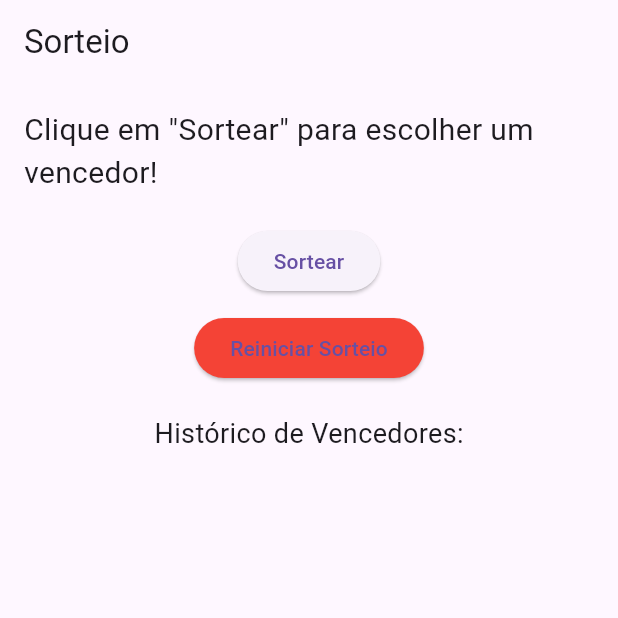
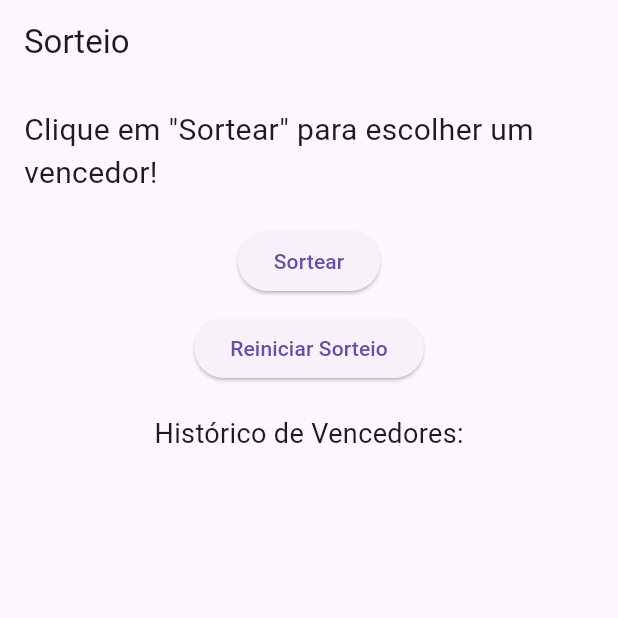
Before and after one commit to luizhsrdev/giveaway_app, a Flutter app: the screen it shows after launch, after a tap on "Reiniciar Sorteio", on a phone screen of 412 x 824 dp, the top half of it. Run offline on Flutter 3.47's test engine with Material 3 defaults, Android fonts, the phone set to English and light mode, and no system bars.

Commit message:
Corrigindo erros de exibição e cor do botão 'Reiniciar Sorteio'.

```diff
--- a/lib/main.dart
+++ b/lib/main.dart
@@ -23,7 +23,12 @@ class SorteioScreen extends StatefulWidget {
 
 class _SorteioScreenState extends State<SorteioScreen> {
   List<String> participantes = [
-    'Luiz Henrique, João Veras, Sean Victor, Guilherme Ancheschi, Heitor Macedo',
+    'Luiz Henrique',
+    'João Veras',
+    'Sean Victor',
+    'Guilherme Ancheschi',
+    'Heitor Macedo',
+    'Mateus Pessoa',
   ];
   List<String> vencedores = [];
   String vencedorAtual = '';
@@ -47,7 +52,12 @@ class _SorteioScreenState extends State<SorteioScreen> {
   void reiniciarSorteio() {
     setState(() {
       participantes = [
-        'Luiz Henrique, João Veras, Sean Victor, Guilherme Ancheschi, Heitor Macedo',
+        'Luiz Henrique',
+        'João Veras',
+        'Sean Victor',
+        'Guilherme Ancheschi',
+        'Heitor Macedo',
+        'Mateus Pessoa',
       ];
       vencedores.clear();
       vencedorAtual = '';
@@ -73,9 +83,7 @@ class _SorteioScreenState extends State<SorteioScreen> {
             SizedBox(height: 10),
             ElevatedButton(
               onPressed: reiniciarSorteio,
-              style: ElevatedButton.styleFrom(
-                backgroundColor: Colors.red, // Cor do botão
-              ),
+              style: ElevatedButton.styleFrom(),
               child: Text('Reiniciar Sorteio'),
             ),
             SizedBox(height: 20),
```
